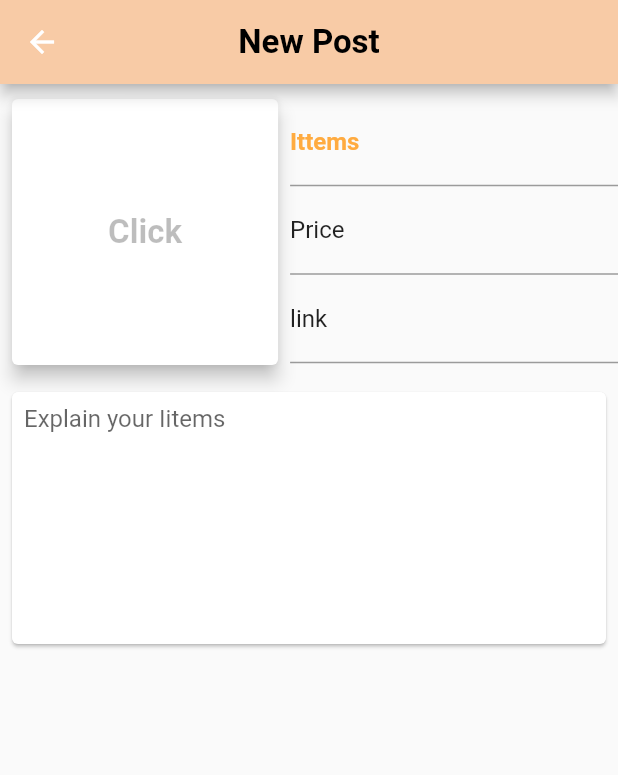
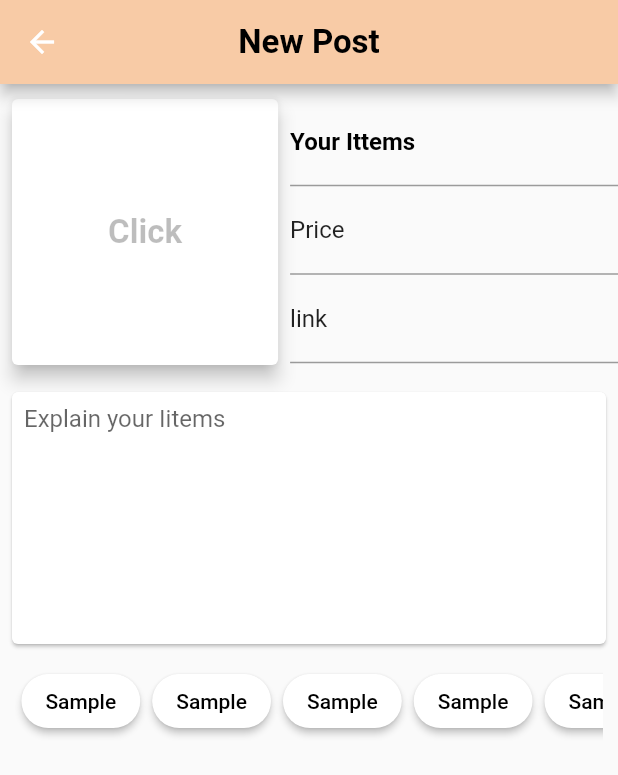
Before and after one commit to Seokhyeon-Park/Ittems, a Flutter app: the AddPost screen opened directly, on a phone screen of 412 x 824 dp. Shown: the top 775 px of the screen. Run offline on Flutter 3.47's test engine with Material 2 defaults, Android fonts, the light colour scheme and no system bars; our stand-ins replace image_picker.

Commit message:
카테고리 추가

```diff
--- a/lib/post/add_post.dart
+++ b/lib/post/add_post.dart
@@ -2,6 +2,7 @@ import 'package:flutter/material.dart';
 import './post_img.dart';
 import './post_info_box.dart';
 import './post_content.dart';
+import './post_categories.dart';
 
 class AddPost extends StatelessWidget {
   const AddPost({Key? key}) : super(key: key);
@@ -11,9 +12,11 @@ class AddPost extends StatelessWidget {
     const cHeader = 0xffF8CBA6;
     double iPaddingValue = 4;
     double imgBoxSize = MediaQuery.of(context).size.width * 0.45;
-    double inputSideSize = MediaQuery.of(context).size.width - imgBoxSize - (iPaddingValue * 2);
+    double inputSideSize =
+        MediaQuery.of(context).size.width - imgBoxSize - (iPaddingValue * 2);
 
     return Scaffold(
+      resizeToAvoidBottomInset: false,
       appBar: AppBar(
         title: const Text(
           'New Post',
@@ -35,6 +38,7 @@ class AddPost extends StatelessWidget {
             ],
           ),
           PostContent(iPaddingValue: iPaddingValue),
+          const PostCategories(),
         ],
       ),
     );
--- /dev/null
+++ b/lib/post/categories_button.dart
@@ -0,0 +1,46 @@
+import 'package:flutter/material.dart';
+
+class CategoriesButton extends StatefulWidget {
+  const CategoriesButton({
+    Key? key,
+    required this.label
+  }) : super(key: key);
+
+  final String label;
+
+  @override
+  State<CategoriesButton> createState() => _CategoriesButtonState();
+}
+
+class _CategoriesButtonState extends State<CategoriesButton> {
+  bool _hasBeenPressed = false;
+  static const cButton = 0xffF8CBA6;
+  double bMargin = 4;
+
+  @override
+  Widget build(BuildContext context) {
+    return Container(
+      margin: EdgeInsets.fromLTRB(bMargin, 0, bMargin, 0),
+      child: Column(
+        mainAxisAlignment: MainAxisAlignment.center,
+        children: [
+          ElevatedButton(
+            style: ElevatedButton.styleFrom(
+              backgroundColor: _hasBeenPressed ? const Color(cButton) : Colors.white,
+              foregroundColor: _hasBeenPressed ? Colors.black : Colors.black,
+              shape: RoundedRectangleBorder(
+                borderRadius: BorderRadius.circular(22),
+              )
+            ),
+            onPressed: () {
+              setState(() {
+                _hasBeenPressed = !_hasBeenPressed;
+              });
+            },
+            child: Text(widget.label),
+          ),
+        ],
+      ),
+    );
+  }
+}
--- /dev/null
+++ b/lib/post/post_categories.dart
@@ -0,0 +1,27 @@
+import 'package:flutter/material.dart';
+import './categories_button.dart';
+
+
+class PostCategories extends StatefulWidget {
+  const PostCategories({Key? key}) : super(key: key);
+
+  @override
+  State<PostCategories> createState() => _PostCategoriesState();
+}
+
+class _PostCategoriesState extends State<PostCategories> {
+  @override
+  Widget build(BuildContext context) {
+    return SizedBox(
+      height: 60,
+      width: MediaQuery.of(context).size.width * 0.95,
+      child: ListView.builder(
+          scrollDirection: Axis.horizontal,
+          itemCount: 10,
+          itemBuilder: (c, i){
+            return const CategoriesButton(label: 'Sample');
+          }
+      ),
+    );
+  }
+}
--- a/lib/post/post_img.dart
+++ b/lib/post/post_img.dart
@@ -1,6 +1,8 @@
+import 'dart:io';
 import 'package:flutter/material.dart';
+import 'package:image_picker/image_picker.dart';
 
-class PostImg extends StatelessWidget {
+class PostImg extends StatefulWidget {
   const PostImg({
     Key? key,
     required this.iPaddingValue,
@@ -11,28 +13,51 @@ class PostImg extends StatelessWidget {
   final double imgBoxSize;
 
   @override
+  State<PostImg> createState() => _PostImgState();
+}
+
+class _PostImgState extends State<PostImg> {
+  var pickedImage;
+
+  @override
   Widget build(BuildContext context) {
     return Container(
-      height: imgBoxSize,
-      width: imgBoxSize,
+      height: widget.imgBoxSize,
+      width: widget.imgBoxSize,
       margin: EdgeInsets.fromLTRB(
-          iPaddingValue, iPaddingValue + 2, iPaddingValue, iPaddingValue),
+          widget.iPaddingValue, widget.iPaddingValue + 2, widget.iPaddingValue, widget.iPaddingValue),
 
+      child: GestureDetector(
+        onTap: () async {
+          var picker = ImagePicker();
+          var image = await picker.pickImage(source: ImageSource.gallery);
+          if(image != null) {
+            setState(() {
+              pickedImage = File(image.path);
+            });
+          }
+        },
         child: Card(
           elevation: 5,
           child: Container(
             alignment: Alignment.center,
             height: double.infinity,
             width: double.infinity,
-          child: const Text(
+
+            child: pickedImage == null ?
+              const Text(
                 'Click',
                 style: TextStyle(
                   color: Colors.black26,
                   fontWeight: FontWeight.bold,
                   fontSize: 22,
                 ),
+              ) : Image.file(
+                pickedImage,
+                fit: BoxFit.fill,
               ),
-        )
+          ),
+        ),
       ),
     );
   }
--- a/lib/post/post_info_box.dart
+++ b/lib/post/post_info_box.dart
@@ -16,9 +16,9 @@ class PostInfoBox extends StatelessWidget {
         children: [
           TextField(
             decoration: InputDecoration(
-                labelText: 'Ittems',
+                labelText: 'Your Ittems',
                 labelStyle: TextStyle(
-                  color: Colors.orangeAccent,
+                  color: Colors.black,
                   fontWeight: FontWeight.bold,
                 )
             ),
--- a/pubspec.yaml
+++ b/pubspec.yaml
@@ -44,6 +44,7 @@ dependencies:
 dev_dependencies:
   flutter_test:
     sdk: flutter
+  image_picker: ^0.8.6+3
 
   # The "flutter_lints" package below contains a set of recommended lints to
   # encourage good coding practices. The lint set provided by the package is
```
Also changed, not shown: pubspec.lock, 1 other file. Lines whose indentation alone changed are shown as unchanged.
